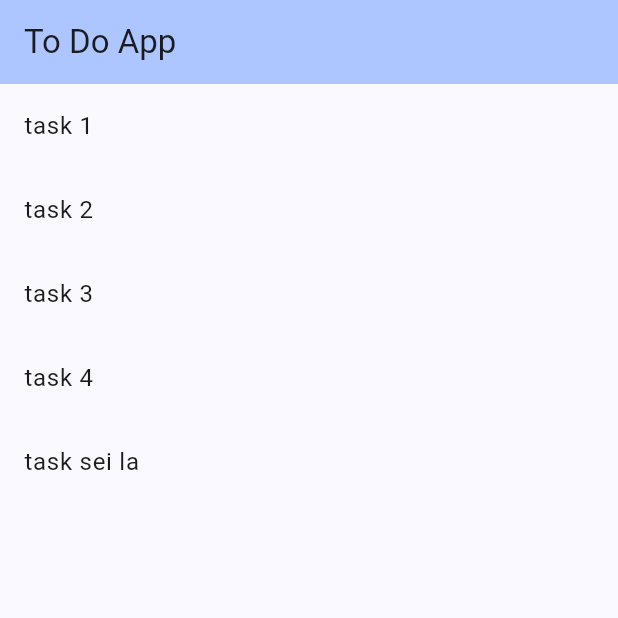
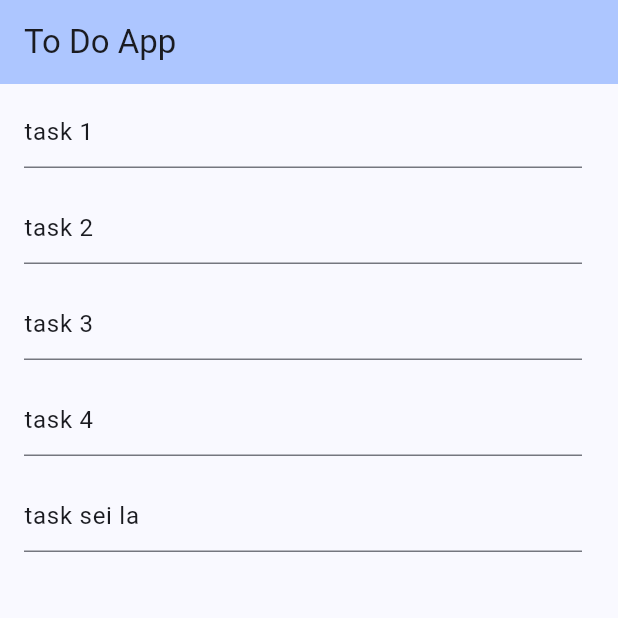
Before and after one commit to eloisafernandes/app_tarefas, a Flutter app: the screen it shows after launch, on a phone screen of 412 x 824 dp, the top half of it. Run offline on Flutter 3.47's test engine with Material 3 defaults, Android fonts, the phone set to English and light mode, and no system bars.

Commit message:
inserindo inputs

```diff
--- /dev/null
+++ b/lib/todo_item_widget.dart
@@ -0,0 +1,28 @@
+import 'package:flutter/material.dart';
+import 'package:app_tarefas/todo.dart';
+
+class TodoItemWidget extends StatefulWidget {
+  const TodoItemWidget({super.key, required this.todo});
+
+  final Todo todo;
+  @override
+  State<TodoItemWidget> createState() => _TodoItemWidgetState();
+}
+
+class _TodoItemWidgetState extends State<TodoItemWidget> {
+  late TextEditingController todoController;
+
+  @override
+  void initState(){
+    todoController = TextEditingController(text: widget.todo.task);
+  }
+
+  @override
+  Widget build(BuildContext context) {
+    return ListTile(
+      title: TextFormField(
+        controller: todoController,
+      )
+    );
+  }
+}
--- a/lib/todo_lis_widget.dart
+++ b/lib/todo_lis_widget.dart
@@ -1,3 +1,4 @@
+import 'package:app_tarefas/todo_item_widget.dart';
 import 'package:flutter/material.dart';
 import 'package:app_tarefas/todo.dart';
 
@@ -19,9 +20,7 @@ class TodoListWidget extends StatelessWidget {
       shrinkWrap: true,
       itemCount: todoList.length,
       itemBuilder: (context, index)  {
-        return ListTile(
-          title: Text(todoList[index].task),
-        );
+        return TodoItemWidget(todo: todoList[index]);
       },
     );
   }
```
